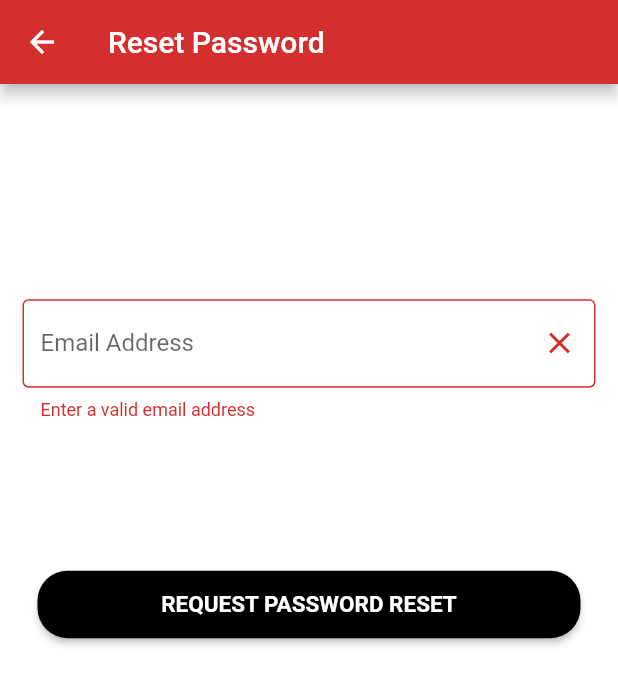
After one commit to auvagha-jb/shop_ke, a Flutter app: the ResetPasswordView screen opened directly, scrolled down 92 dp, after a tap on "REQUEST PASSWORD RESET", on a phone screen of 412 x 824 dp. The commit adds this screen. Shown: the top 685 px of the screen. Run offline on Flutter 3.47's test engine with Material 2 defaults, Android fonts, the phone set to English and light mode, and no system bars; our stand-ins replace cached_network_image, camera, cloud_firestore, connectivity, firebase_auth, firebase_core and 4 more; accounts and stored records are empty; network calls fail; statements that could not run were skipped.

Commit message:
Feature: Password Reset

```diff
--- a/lib/app_router.dart
+++ b/lib/app_router.dart
@@ -3,6 +3,7 @@ import 'package:flutter/widgets.dart';
 import 'package:shop_ke/ui/views/authentication/login_view.dart';
 import 'package:shop_ke/ui/views/authentication/sign_up_view.dart';
 import 'package:shop_ke/ui/views/home_view.dart';
+import 'package:shop_ke/ui/views/reset_password_view.dart';
 import 'package:shop_ke/ui/views/startup_view.dart';
 import 'package:shop_ke/ui/views/welcome_view.dart';
 
@@ -21,6 +22,10 @@ class AppRouter {
       case SignUpView.routeName:
         return MaterialPageRoute(builder: (_) => SignUpView());
 
+      case ResetPasswordView.routeName:
+        String email = settings.arguments;
+        return MaterialPageRoute(builder: (_) => ResetPasswordView(email: email));
+
       case HomeView.routeName:
         return MaterialPageRoute(builder: (_) => HomeView());
       // case 'post':
--- a/lib/core/services/email_authentication_service.dart
+++ b/lib/core/services/email_authentication_service.dart
@@ -70,4 +70,21 @@ class EmailAuthenticationService {
 
     return ServiceResponse(status: status, response: response);
   }
+
+  Future<ServiceResponse> resetPassword(String email) async {
+    bool status = false;
+    dynamic response;
+
+    try {
+      await _auth.sendPasswordResetEmail(email: email);
+      response = 'Password reset link sent to $email. It may take up to two minutes to arrive in your inbox';
+      status = true;
+    } catch(e) {
+      response = e.toString();
+      print('resetPasswordException $e');
+    }
+
+    return ServiceResponse(status: status, response: response);
+  }
+
 }
--- a/lib/core/services/firestore_services/customers_collection.dart
+++ b/lib/core/services/firestore_services/customers_collection.dart
@@ -60,7 +60,7 @@ class CustomersCollection extends FirestoreService {
 
   Future<List<Customer>> getAllCustomers() async {
     List<Customer> customers = [];
-    QuerySnapshot querySnapshot = await _customersReference.get();
+    final QuerySnapshot querySnapshot = await _customersReference.get();
 
     querySnapshot.docs.forEach((doc) {
       var customer = doc.data();
@@ -70,4 +70,9 @@ class CustomersCollection extends FirestoreService {
 
     return customers;
   }
+
+  Future<bool> emailAddressExists(String email) async {
+    final QuerySnapshot querySnapshot = await _customersReference.where('email', isEqualTo: email).get();
+    return querySnapshot.size > 0;
+  }
 }
--- a/lib/core/view_models/authentication_view_model.dart
+++ b/lib/core/view_models/authentication_view_model.dart
@@ -5,27 +5,25 @@ import 'package:shop_ke/core/models/firestore_models/customer.dart';
 import 'package:shop_ke/core/models/service_response.dart';
 import 'package:shop_ke/core/services/connectivity_service.dart';
 import 'package:shop_ke/core/services/email_authentication_service.dart';
-import 'package:shop_ke/core/services/error_service.dart';
 import 'package:shop_ke/core/services/firestore_services/customers_collection.dart';
 import 'package:shop_ke/core/services/shared_preferences_service.dart';
 import 'package:shop_ke/core/view_models/base_view_model.dart';
 import 'package:shop_ke/locator.dart';
 import 'package:shop_ke/ui/shared/forms/form_validation.dart';
+import 'package:shop_ke/ui/views/authentication/login_view.dart';
 import 'package:shop_ke/ui/views/home_view.dart';
 import 'package:stacked_services/stacked_services.dart';
-
 
 class AuthenticationViewModel extends BaseViewModel {
   Customer customer = Customer();
   bool isShopOwner = false;
 
   final _navigationService = locator<NavigationService>();
-  final _errorService = locator<ErrorService>();
+  final _dialogService = locator<DialogService>();
   final _emailAuthService = locator<EmailAuthenticationService>();
   final _customerCollection = locator<CustomersCollection>();
   final _sharedPreferences = locator<SharedPreferencesService>();
   final connectionService = locator<ConnectivityService>();
-
 
   bool submitButtonClicked = false;
   bool termsAndConditions = false;
@@ -45,7 +43,6 @@ class AuthenticationViewModel extends BaseViewModel {
     notifyListeners();
   }
 
-
   void isSubmitButtonClicked() {
     //Logic that assists in showing validation message for terms and conditions
     //When the form shows in the beginning, the warning for terms and conditions is always hidden
@@ -58,7 +55,6 @@ class AuthenticationViewModel extends BaseViewModel {
   }
 
   void signUp(GlobalKey<FormState> formKey, Customer customer) async {
-
     changeState(ViewState.Busy);
 
     //If the form validation fails, exit function
@@ -69,14 +65,15 @@ class AuthenticationViewModel extends BaseViewModel {
 
     //Initiate email registration process
     final ServiceResponse serviceResponse =
-        await _emailAuthService.signUpWithEmail(
+    await _emailAuthService.signUpWithEmail(
       email: customer.email,
       password: customer.password,
     );
 
     //If the sign up fails show an alert with the error message
     if (!serviceResponse.status) {
-      _errorService.showErrorDialog(signUpErrorTitle, serviceResponse.response);
+      _dialogService.showDialog(
+          title: signUpErrorTitle, description: serviceResponse.response);
       changeState(ViewState.Idle);
       return;
     }
@@ -85,16 +82,16 @@ class AuthenticationViewModel extends BaseViewModel {
     addCustomerToFirestore(serviceResponse, customer);
   }
 
-  void addCustomerToFirestore(
-      ServiceResponse serviceResponse, Customer customer) async {
-
+  void addCustomerToFirestore(ServiceResponse serviceResponse,
+      Customer customer) async {
     User user = serviceResponse.response;
     bool added = await _customerCollection.addCustomer(customer, user);
 
     if (!added) {
       changeState(ViewState.Idle);
-      _errorService.showErrorDialog(
-        signUpErrorTitle,
+      _dialogService.showDialog(
+        title: signUpErrorTitle,
+        description:
         'User registration incomplete. Please check your connection and try again',
       );
       return;
@@ -117,7 +114,8 @@ class AuthenticationViewModel extends BaseViewModel {
 
     if (!serviceResponse.status) {
       changeState(ViewState.Idle);
-      _errorService.showErrorDialog(loginErrorTitle, serviceResponse.response);
+      _dialogService.showDialog(
+          title: loginErrorTitle, description: serviceResponse.response);
       return;
     }
 
@@ -127,11 +125,13 @@ class AuthenticationViewModel extends BaseViewModel {
   }
 
   void getCustomerFromFirestore(String uid) async {
-    final ServiceResponse serviceResponse = await _customerCollection.getCustomerById(uid);
+    final ServiceResponse serviceResponse =
+    await _customerCollection.getCustomerById(uid);
 
     if (!serviceResponse.status) {
       changeState(ViewState.Idle);
-      _errorService.showErrorDialog(loginErrorTitle, serviceResponse.response);
+      _dialogService.showDialog(
+          title: loginErrorTitle, description: serviceResponse.response);
       return;
     }
 
@@ -141,15 +141,56 @@ class AuthenticationViewModel extends BaseViewModel {
 
   void setSharedPreferencesForCustomer(Customer customer) async {
     //Save user data locally
-    final ServiceResponse serviceResponse = await _sharedPreferences.setCustomer(customer.toMap());
+    final ServiceResponse serviceResponse =
+    await _sharedPreferences.setCustomer(customer.toMap());
 
-    if(!serviceResponse.status) {
+    if (!serviceResponse.status) {
       changeState(ViewState.Idle);
-      _errorService.showErrorDialog(signUpErrorTitle, serviceResponse.response);
+      _dialogService.showDialog(
+          title: signUpErrorTitle, description: serviceResponse.response);
       return;
     }
 
     changeState(ViewState.Idle);
     _navigationService.replaceWith(HomeView.routeName);
   }
+
+  Future<void> resetPassword(GlobalKey<FormState> formKey, String email) async {
+    changeState(ViewState.Busy);
+
+    //Validate the form
+    if (!validate.formValidation(formKey)) {
+      changeState(ViewState.Idle);
+      return;
+    }
+
+    //Check is the user's email address exists
+    bool emailExists = await _customerCollection.emailAddressExists(email);
+    if (!emailExists) {
+      changeState(ViewState.Idle);
+      _dialogService.showDialog(title: 'Unregistered email address',
+        description: 'Please review your email address. Check it does not have a typo and '
+            'that it is the one you registered with');
+      return;
+    }
+
+    final ServiceResponse serviceResponse =
+    await _emailAuthService.resetPassword(email);
+
+    //Check if exception was thrown
+    if (!serviceResponse.status) {
+      changeState(ViewState.Idle);
+      _dialogService.showDialog(
+          title: 'Reset link not sent', description: serviceResponse.response);
+      return;
+    }
+
+    DialogResponse dialogResponse = await _dialogService.showDialog(title: 'Reset Link Sent', description: serviceResponse.response);
+
+    if(dialogResponse.confirmed) {
+      _navigationService.navigateTo(LoginView.routeName);
+    }
+
+    changeState(ViewState.Idle);
+  }
 }
--- a/lib/core/view_models/profile_view_model.dart
+++ b/lib/core/view_models/profile_view_model.dart
@@ -3,6 +3,7 @@ import 'dart:developer';
 import 'package:flutter/material.dart';
 import 'package:shop_ke/core/models/firestore_models/customer.dart';
 import 'package:shop_ke/core/models/service_response.dart';
+import 'package:shop_ke/core/models/ui_response.dart';
 import 'package:shop_ke/core/services/error_service.dart';
 import 'package:shop_ke/core/services/shared_preferences_service.dart';
 import 'package:shop_ke/ui/constants/error_response_messages.dart';
@@ -11,6 +12,7 @@ import 'package:shop_ke/ui/shared/forms/form_validation.dart';
 import 'package:shop_ke/locator.dart';
 import 'package:shop_ke/ui/shared/widgets/loading_view.dart';
 import 'package:shop_ke/ui/widgets/profile/profile_edit_form.dart';
+import 'package:stacked_services/stacked_services.dart';
 import 'base_view_model.dart';
 
 class ProfileViewModel extends BaseViewModel {
@@ -24,6 +26,7 @@ class ProfileViewModel extends BaseViewModel {
   final SharedPreferencesService sharedPreferences =
       locator<SharedPreferencesService>();
   final ErrorService _errorService = locator<ErrorService>();
+  final DialogService _dialogService = locator<DialogService>();
 
   void setCustomerDetails(Customer customer) {
     firstNameController.text = customer.firstName;
@@ -59,7 +62,8 @@ class ProfileViewModel extends BaseViewModel {
 
     //Error check for serviceResponse: returns UIResponse object
     if (!serviceResponse.status) {
-      _errorService.showServiceResponseError(serviceResponse);
+      UIResponse uiResponse = serviceResponse.response;
+      _dialogService.showDialog(title: uiResponse.title, description: uiResponse.message);
       return widget;
     }
 
--- /dev/null
+++ b/lib/ui/views/reset_password_view.dart
@@ -0,0 +1,113 @@
+import 'package:flutter/material.dart';
+import 'package:shop_ke/core/enums/button_type.dart';
+import 'package:shop_ke/core/enums/view_state.dart';
+import 'package:shop_ke/core/models/firestore_models/customer.dart';
+import 'package:shop_ke/core/view_models/authentication_view_model.dart';
+import 'package:shop_ke/ui/shared/app_button.dart';
+import 'package:shop_ke/ui/shared/buttons/app_progress_button.dart';
+import 'package:shop_ke/ui/shared/containers/responsive_container.dart';
+import 'package:shop_ke/ui/shared/forms/form_helper.dart';
+import 'package:shop_ke/ui/views/base_view.dart';
+
+class ResetPasswordView extends StatefulWidget {
+  static const routeName = '/reset-password';
+  final String email;
+
+  const ResetPasswordView({Key key, this.email}) : super(key: key);
+
+  @override
+  _ResetPasswordViewState createState() => _ResetPasswordViewState();
+}
+
+class _ResetPasswordViewState extends State<ResetPasswordView> {
+  final _formKey = GlobalKey<FormState>();
+  final _customer = Customer();
+
+  final emailAddressController = TextEditingController();
+  final passwordController = TextEditingController();
+
+  final textFieldSpacing = 15.0;
+
+
+  @override
+  void initState() {
+    super.initState();
+    emailAddressController.text = widget.email.isNotEmpty ? widget.email : '';
+  }
+
+  @override
+  Widget build(BuildContext context) {
+    final viewPortHeight = MediaQuery.of(context).size.height;
+    final verticalPadding = (viewPortHeight) / 3.5;
+
+    return BaseView<AuthenticationViewModel>(
+      builder: (context, model, child) {
+        return Scaffold(
+          appBar: AppBar(title: Text('Reset Password'),),
+          body: SingleChildScrollView(
+            padding:
+            EdgeInsets.symmetric(horizontal: 15, vertical: verticalPadding),
+
+            //The master column holding both halves of the screen
+            child: Form(
+              key: _formKey,
+              child: Column(
+                children: <Widget>[
+                  //The top half of the form
+
+                  Column(
+                    children: [
+                      //Email Address
+                      TextFormField(
+                        controller: emailAddressController,
+                        keyboardType: TextInputType.emailAddress,
+                        decoration: FormHelper.buildInputDecoration(
+                          controller: emailAddressController,
+                          labelText: 'Email Address',
+                        ),
+                        validator: (value) =>
+                            model.validate.emailValidation(value),
+                        onChanged: (value) => _customer.email = value,
+                      ),
+
+                    ],
+                  ),
+
+                  SizedBox(height: FormHelper.formFieldSpacing * 5),
+
+                  /* The bottom half of the login page */
+                  //Submit button and register link section
+                  ResponsiveContainer(
+                    appBar: AppBar(title: Text('Reset Password'),),
+                    height: 0.3,
+                    child: Column(
+                      children: <Widget>[
+                        model.state == ViewState.Idle
+                            ?
+                        //Submit button
+                        AppButton(
+                          text: 'REQUEST PASSWORD RESET',
+                          buttonType: ButtonType.Secondary,
+                          onPressed: () {
+                            model.resetPassword(_formKey, emailAddressController.text);
+                          },
+                        )
+
+                        //While the login process is ongoing
+                            : AppProgressButton(
+                          buttonType: ButtonType.Secondary,
+                        ),
+
+                        SizedBox(height: textFieldSpacing),
+                      ],
+                    ),
+                  ),
+                ],
+              ),
+            ),
+          ),
+        );
+      },
+    );
+  }
+}
```
Also changed, not shown: lib/core/services/error_service.dart (+1 -28 lines), lib/core/view_models/home_view_model.dart (+9 -7 lines), lib/ui/views/authentication/login_view.dart (+20 -2 lines), lib/ui/views/choose_action_view.dart (deleted, +0 -20 lines).
